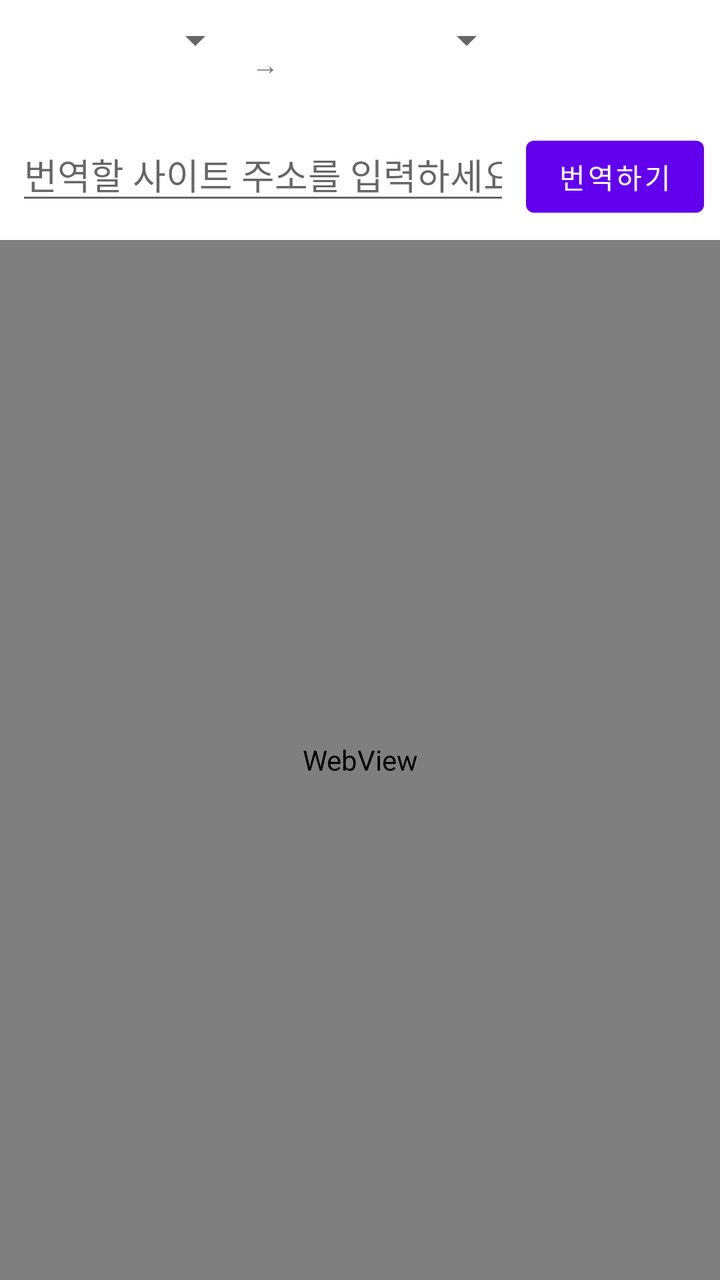
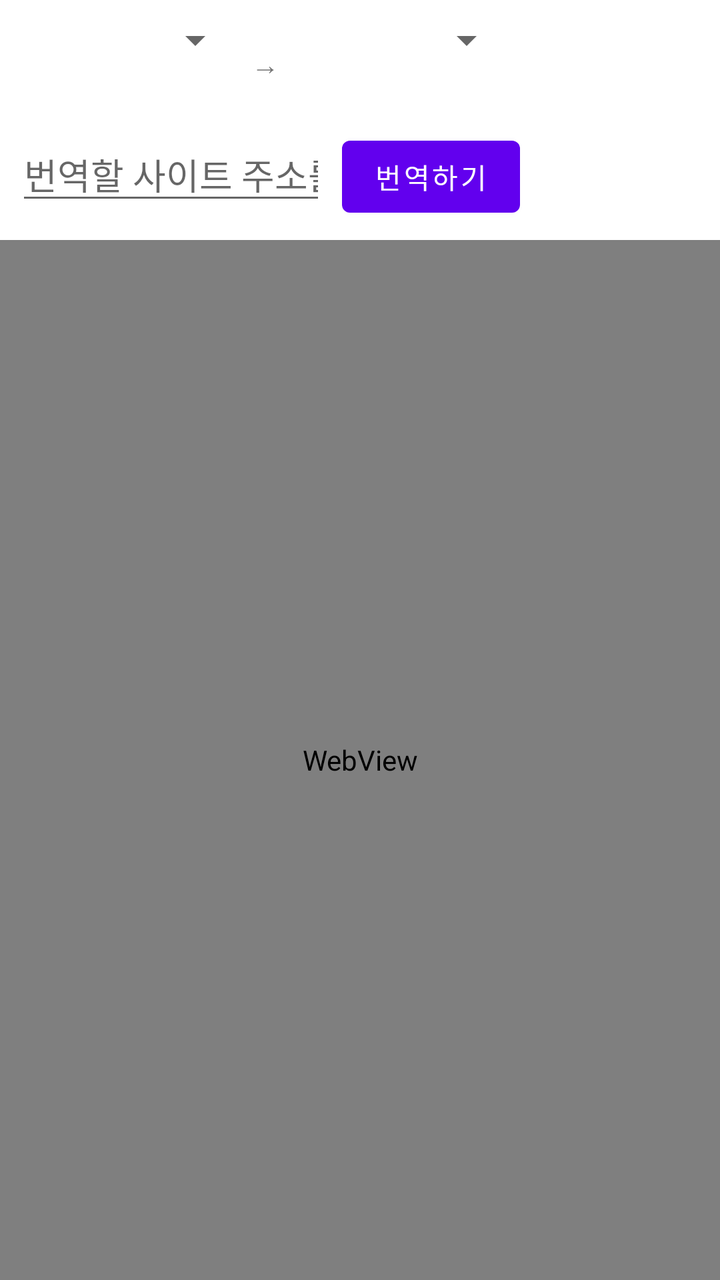

Before-and-after screenshots of an Android layout around one commit, followed by the original layout XML and the change that was made.
<!-- AndroidManifest.xml: application theme Theme.TranslateApp -->
<!-- res/layout/activity_main.xml -->
<?xml version="1.0" encoding="utf-8"?>
<LinearLayout xmlns:android="http://schemas.android.com/apk/res/android"
    android:layout_width="match_parent"
    android:layout_height="match_parent"
    android:orientation="vertical">

    <LinearLayout
        android:layout_width="match_parent"
        android:layout_height="wrap_content"
        android:orientation="horizontal"
        android:paddingStart="8dp"
        android:paddingTop="8dp"
        android:paddingEnd="8dp">

        <Spinner
            android:id="@+id/spinnerSourceLang"
            android:layout_width="0dp"
            android:layout_height="wrap_content"
            android:layout_weight="1" />

        <TextView
            android:layout_width="wrap_content"
            android:layout_height="wrap_content"
            android:layout_gravity="center_vertical"
            android:paddingStart="4dp"
            android:paddingEnd="4dp"
            android:text="@string/arrow_to" />

        <Spinner
            android:id="@+id/spinnerTargetLang"
            android:layout_width="0dp"
            android:layout_height="wrap_content"
            android:layout_weight="1" />

        <Button
            android:id="@+id/btnCheckUpdate"
            style="?android:attr/borderlessButtonStyle"
            android:layout_width="wrap_content"
            android:layout_height="wrap_content"
            android:text="@string/btn_check_update"
            android:textSize="11sp" />

    </LinearLayout>

    <LinearLayout
        android:layout_width="match_parent"
        android:layout_height="wrap_content"
        android:orientation="horizontal"
        android:padding="8dp">

        <EditText
            android:id="@+id/editUrl"
            android:layout_width="0dp"
            android:layout_height="wrap_content"
            android:layout_weight="1"
            android:hint="@string/hint_url"
            android:imeOptions="actionGo"
            android:inputType="textUri"
            android:singleLine="true" />

        <Button
            android:id="@+id/btnTranslate"
            android:layout_width="wrap_content"
            android:layout_height="wrap_content"
            android:layout_marginStart="8dp"
            android:text="@string/btn_translate" />

    </LinearLayout>

    <ProgressBar
        android:id="@+id/progressBar"
        style="?android:attr/progressBarStyleHorizontal"
        android:layout_width="match_parent"
        android:layout_height="wrap_content"
        android:indeterminate="true"
        android:visibility="gone" />

    <WebView
        android:id="@+id/webView"
        android:layout_width="match_parent"
        android:layout_height="0dp"
        android:layout_weight="1" />

</LinearLayout>
<!-- resources referenced by this layout -->
<resources>
  <string name="arrow_to">→</string>
  <string name="btn_check_update">업데이트 확인</string>
  <string name="btn_translate">번역하기</string>
  <string name="hint_url">번역할 사이트 주소를 입력하세요</string>
  <style name="Theme.TranslateApp" parent="Theme.MaterialComponents.DayNight.NoActionBar" />
</resources>

<!-- the commit's change to res/layout/activity_main.xml (unified diff, before → after) -->
@@ -65,6 +65,15 @@
             android:layout_marginStart="8dp"
             android:text="@string/btn_translate" />
 
+        <Button
+            android:id="@+id/btnGlossary"
+            style="?android:attr/borderlessButtonStyle"
+            android:layout_width="wrap_content"
+            android:layout_height="wrap_content"
+            android:layout_marginStart="4dp"
+            android:text="@string/btn_glossary"
+            android:textSize="11sp" />
+
     </LinearLayout>
 
     <ProgressBar
<!-- resource entries referenced after the edit -->
@@ -2,6 +2,7 @@
 <resources>
   <string name="arrow_to">→</string>
   <string name="btn_check_update">업데이트 확인</string>
+  <string name="btn_glossary">용어집</string>
   <string name="btn_translate">번역하기</string>
   <string name="hint_url">번역할 사이트 주소를 입력하세요</string>
   <style name="Theme.TranslateApp" parent="Theme.MaterialComponents.DayNight.NoActionBar" />
